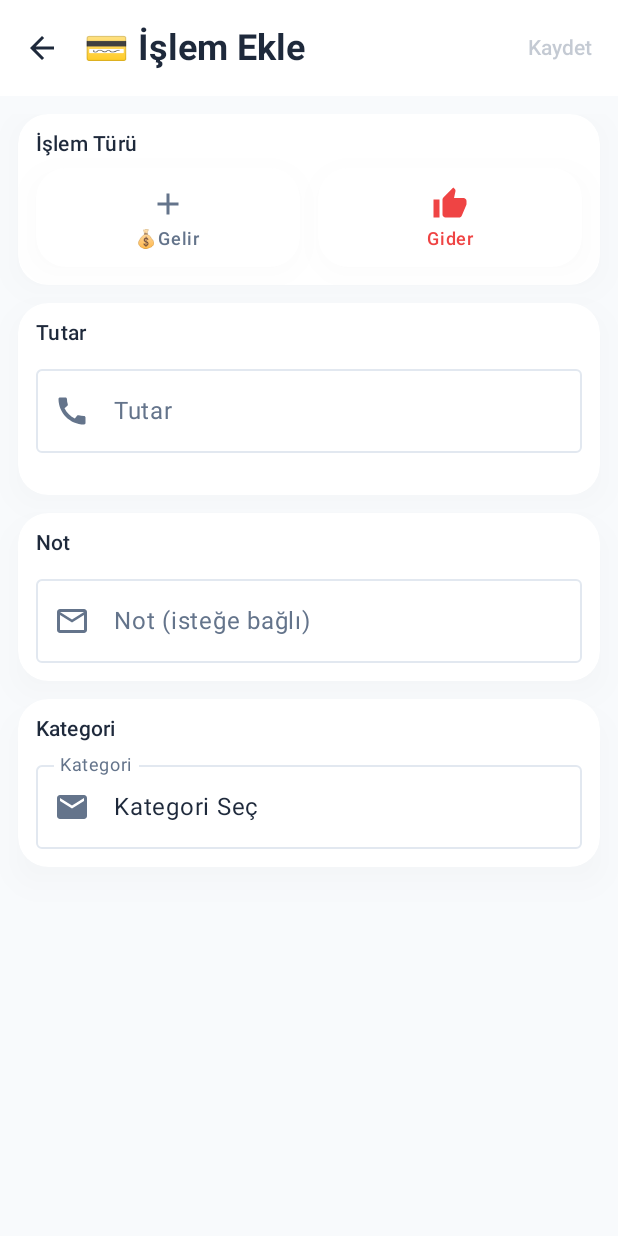
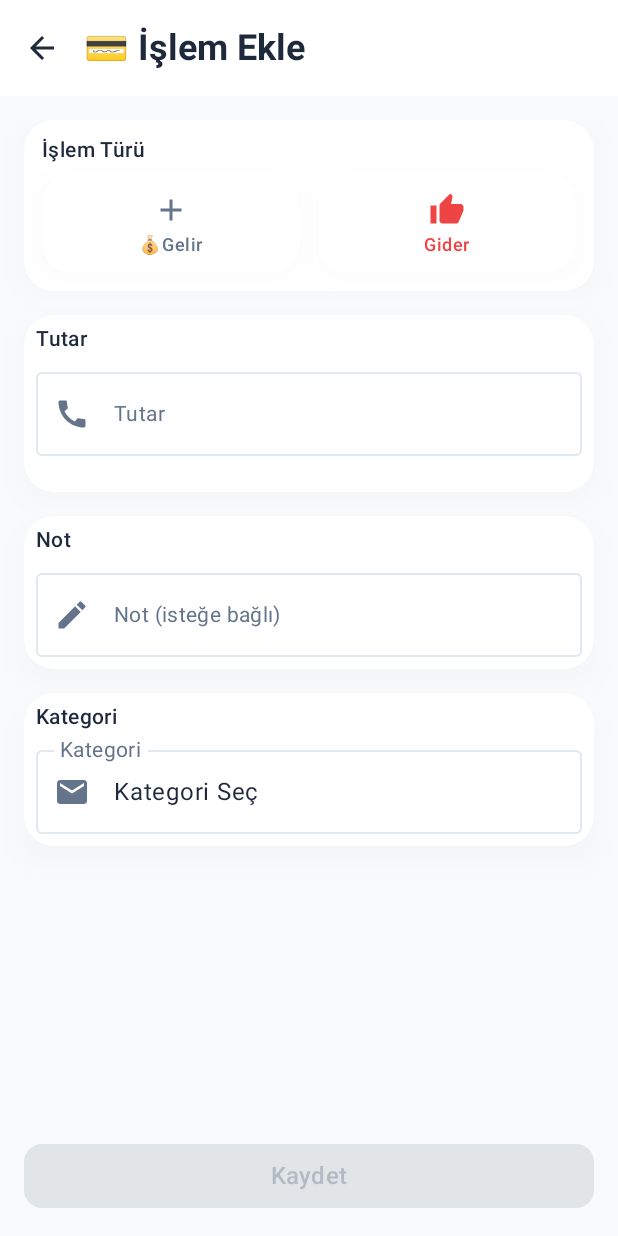
Before and after one commit to theturker/SpendCraft, an Android app built with Jetpack Compose: the AddTransactionScreen screen opened through its navigation route, on a phone screen of 412 x 824 dp. Run offline under Robolectric (Android 15) with nearby library versions, the phone set to English and light mode, and no system bars; our stand-ins replace Dagger/Hilt's generated code, Room's generated code; 1 statement that could not run was skipped.

Commit message:
AddTransactionScreen.kt sayfası düzenlemesi

```diff
--- a/feature/transactions/src/main/java/com/alperen/spendcraft/feature/transactions/ui/AddTransactionScreen.kt
+++ b/feature/transactions/src/main/java/com/alperen/spendcraft/feature/transactions/ui/AddTransactionScreen.kt
@@ -37,28 +37,17 @@ fun AddTransactionScreen(
 
     AppScaffold(
         title = "💳 ${stringResource(R.string.add_transaction)}",
-        onBack = onBack,
-        actions = {
-            TextButton(
-                enabled = amount.toLongOrNull() != null && amount.isNotEmpty(),
-                onClick = {
-                    val minor = amount.toLong()
-                    onSave(minor, note.ifBlank { null }, selectedCategoryId, isIncome)
-                }
+        onBack = onBack
+    ) {
+        Column(
+            modifier = Modifier.fillMaxSize()
+        ) {
+            LazyColumn(
+                modifier = Modifier
+                    .weight(1f)
+                    .padding(16.dp),
+                verticalArrangement = Arrangement.spacedBy(16.dp)
             ) {
-                Text(
-                    stringResource(R.string.save),
-                    fontWeight = FontWeight.SemiBold
-                )
-            }
-        }
-    ) {
-        LazyColumn(
-            modifier = Modifier
-                .fillMaxSize()
-                .padding(12.dp),
-            verticalArrangement = Arrangement.spacedBy(12.dp)
-        ) {
             // Transaction Type Selection
             item {
                 ModernCard {
@@ -67,8 +56,8 @@ fun AddTransactionScreen(
                     ) {
                         Text(
                             text = stringResource(R.string.transaction_type),
-                            style = MaterialTheme.typography.titleSmall,
-                            fontWeight = FontWeight.SemiBold,
+                            style = MaterialTheme.typography.bodyMedium,
+                            fontWeight = FontWeight.Medium,
                             color = MaterialTheme.colorScheme.onSurface
                         )
                         Spacer(modifier = Modifier.height(8.dp))
@@ -106,8 +95,8 @@ fun AddTransactionScreen(
                                     Spacer(modifier = Modifier.height(4.dp))
                                     Text(
                                         text = stringResource(R.string.income),
-                                        style = MaterialTheme.typography.labelMedium,
-                                        fontWeight = FontWeight.SemiBold,
+                                        style = MaterialTheme.typography.bodySmall,
+                                        fontWeight = FontWeight.Medium,
                                         color = if (isIncome)
                                             MaterialTheme.colorScheme.secondary
                                         else
@@ -144,8 +133,8 @@ fun AddTransactionScreen(
                                     Spacer(modifier = Modifier.height(4.dp))
                                     Text(
                                         text = stringResource(R.string.expense),
-                                        style = MaterialTheme.typography.labelMedium,
-                                        fontWeight = FontWeight.SemiBold,
+                                        style = MaterialTheme.typography.bodySmall,
+                                        fontWeight = FontWeight.Medium,
                                         color = if (!isIncome)
                                             MaterialTheme.colorScheme.error
                                         else
@@ -162,38 +151,48 @@ fun AddTransactionScreen(
             item {
                 ModernCard {
                     Column(
-                        modifier = Modifier.padding(12.dp)
+                        modifier = Modifier.padding(8.dp)
                     ) {
                         Text(
                             text = stringResource(R.string.amount),
-                            style = MaterialTheme.typography.titleSmall,
+                            style = MaterialTheme.typography.bodyMedium,
                             fontWeight = FontWeight.SemiBold,
                             color = MaterialTheme.colorScheme.onSurface
                         )
-                        Spacer(modifier = Modifier.height(8.dp))
+                        Spacer(modifier = Modifier.height(6.dp))
                         OutlinedTextField(
-                            value = formatCurrencyInput(amount),
+                            value = amount,
                             onValueChange = { newValue ->
                                 val cleanValue = newValue.replace(Regex("[^0-9]"), "")
                                 if (cleanValue.length <= 8) { // Max 8 digits
                                     amount = cleanValue
                                 }
                             },
-                            label = { Text(stringResource(R.string.amount)) },
+                            label = {
+                                Text(
+                                    stringResource(R.string.amount),
+                                    style = MaterialTheme.typography.bodyMedium
+                                )
+                            },
                             keyboardOptions = KeyboardOptions(keyboardType = KeyboardType.Number),
                             modifier = Modifier.fillMaxWidth(),
                             leadingIcon = {
                                 Icon(
                                     imageVector = Icons.Filled.Call,
-                                    contentDescription = null
+                                    contentDescription = null,
+                                    modifier = Modifier.size(24.dp)
                                 )
                             },
                             supportingText = {
                                 if (amount.isNotEmpty()) {
                                     val formattedAmount = formatCurrencyDisplay(amount.toLongOrNull() ?: 0)
-                                    Text("₺$formattedAmount")
+                                    Text(
+                                        "₺$formattedAmount",
+                                        style = MaterialTheme.typography.bodyMedium
+                                    )
                                 }
-                            }
+                            },
+                            textStyle = MaterialTheme.typography.bodyLarge
                         )
                     }
                 }
@@ -203,27 +202,34 @@ fun AddTransactionScreen(
             item {
                 ModernCard {
                     Column(
-                        modifier = Modifier.padding(12.dp)
+                        modifier = Modifier.padding(8.dp)
                     ) {
                         Text(
                             text = stringResource(R.string.note),
-                            style = MaterialTheme.typography.titleSmall,
+                            style = MaterialTheme.typography.bodyMedium,
                             fontWeight = FontWeight.SemiBold,
                             color = MaterialTheme.colorScheme.onSurface
                         )
-                        Spacer(modifier = Modifier.height(8.dp))
+                        Spacer(modifier = Modifier.height(6.dp))
                         OutlinedTextField(
                             value = note,
                             onValueChange = { note = it },
-                            label = { Text(stringResource(R.string.note_optional)) },
+                            label = {
+                                Text(
+                                    stringResource(R.string.note_optional),
+                                    style = MaterialTheme.typography.bodyMedium
+                                )
+                            },
                             modifier = Modifier.fillMaxWidth(),
                             leadingIcon = {
                                 Icon(
-                                    imageVector = Icons.Filled.MailOutline,
-                                    contentDescription = null
+                                    imageVector = Icons.Filled.Edit,
+                                    contentDescription = null,
+                                    modifier = Modifier.size(24.dp)
                                 )
                             },
-                            maxLines = 3
+                            maxLines = 2,
+                            textStyle = MaterialTheme.typography.bodyLarge
                         )
                     }
                 }
@@ -233,15 +239,15 @@ fun AddTransactionScreen(
             item {
                 ModernCard {
                     Column(
-                        modifier = Modifier.padding(12.dp)
+                        modifier = Modifier.padding(8.dp)
                     ) {
                         Text(
                             text = stringResource(R.string.category),
-                            style = MaterialTheme.typography.titleSmall,
+                            style = MaterialTheme.typography.bodyMedium,
                             fontWeight = FontWeight.SemiBold,
                             color = MaterialTheme.colorScheme.onSurface
                         )
-                        Spacer(modifier = Modifier.height(8.dp))
+                        Spacer(modifier = Modifier.height(6.dp))
                         ExposedDropdownMenuBox(
                             expanded = expanded,
                             onExpandedChange = { expanded = !expanded }
@@ -250,16 +256,23 @@ fun AddTransactionScreen(
                                 value = cats.firstOrNull { it.id == selectedCategoryId }?.name ?: stringResource(R.string.select_category),
                                 onValueChange = {},
                                 readOnly = true,
-                                label = { Text(stringResource(R.string.category)) },
+                                label = {
+                                    Text(
+                                        stringResource(R.string.category),
+                                        style = MaterialTheme.typography.bodyMedium
+                                    )
+                                },
                                 modifier = Modifier
                                     .menuAnchor()
                                     .fillMaxWidth(),
                                 leadingIcon = {
                                     Icon(
                                         imageVector = Icons.Filled.Email,
-                                        contentDescription = null
+                                        contentDescription = null,
+                                        modifier = Modifier.size(24.dp)
                                     )
-                                }
+                                },
+                                textStyle = MaterialTheme.typography.bodyLarge
                             )
                             ExposedDropdownMenu(
                                 expanded = expanded,
@@ -267,7 +280,12 @@ fun AddTransactionScreen(
                             ) {
                                 cats.forEach { cat ->
                                     DropdownMenuItem(
-                                        text = { Text(cat.name) },
+                                        text = {
+                                            Text(
+                                                cat.name,
+                                                style = MaterialTheme.typography.bodyMedium
+                                            )
+                                        },
                                         onClick = {
                                             selectedCategoryId = cat.id
                                             expanded = false
@@ -279,17 +297,36 @@ fun AddTransactionScreen(
                     }
                 }
             }
+            }
+
+            // Save Button at Bottom
+            Button(
+                onClick = {
+                    val minor = amount.toLong()
+                    onSave(minor, note.ifBlank { null }, selectedCategoryId, isIncome)
+                },
+                enabled = amount.toLongOrNull() != null && amount.isNotEmpty(),
+                modifier = Modifier
+                    .fillMaxWidth()
+                    .padding(16.dp),
+                colors = ButtonDefaults.buttonColors(
+                    containerColor = MaterialTheme.colorScheme.primary,
+                    contentColor = MaterialTheme.colorScheme.onPrimary
+                ),
+                shape = MaterialTheme.shapes.medium
+            ) {
+                Text(
+                    text = stringResource(R.string.save),
+                    style = MaterialTheme.typography.titleMedium,
+                    fontWeight = FontWeight.SemiBold,
+                    modifier = Modifier.padding(vertical = 4.dp)
+                )
+            }
         }
     }
 }
 
 // Para birimi formatlaması fonksiyonları
-private fun formatCurrencyInput(amount: String): String {
-    if (amount.isEmpty()) return ""
-    val number = amount.toLongOrNull() ?: 0
-    return formatCurrencyDisplay(number)
-}
-
 private fun formatCurrencyDisplay(amount: Long): String {
     val major = amount / 100
     val minor = amount % 100
```
Also changed, not shown: 236 other files.
